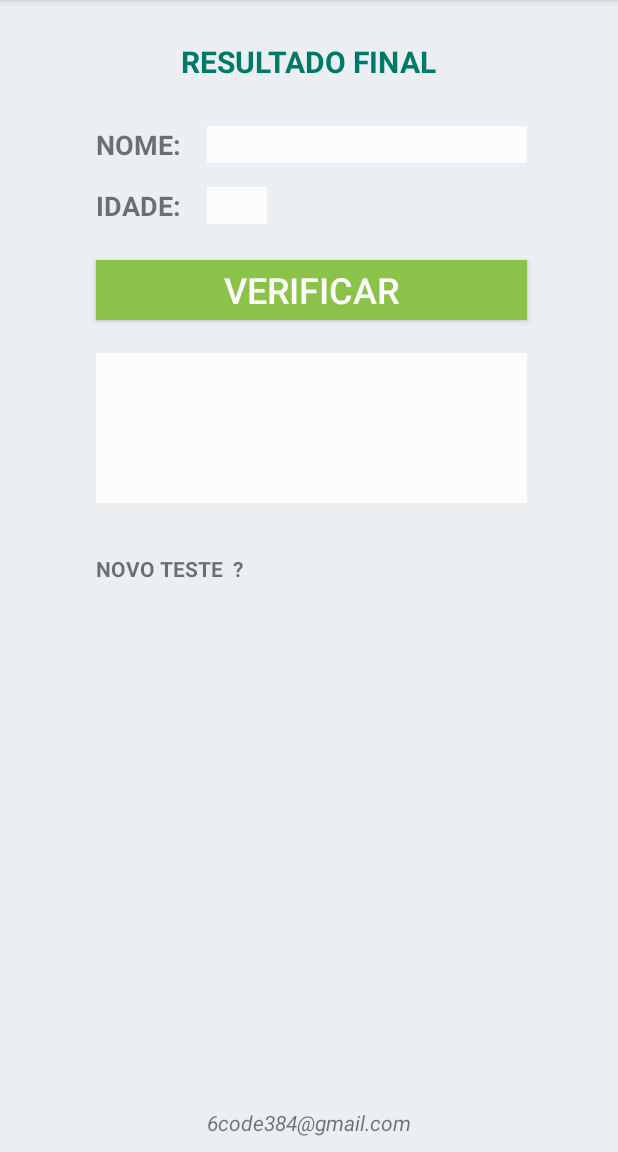
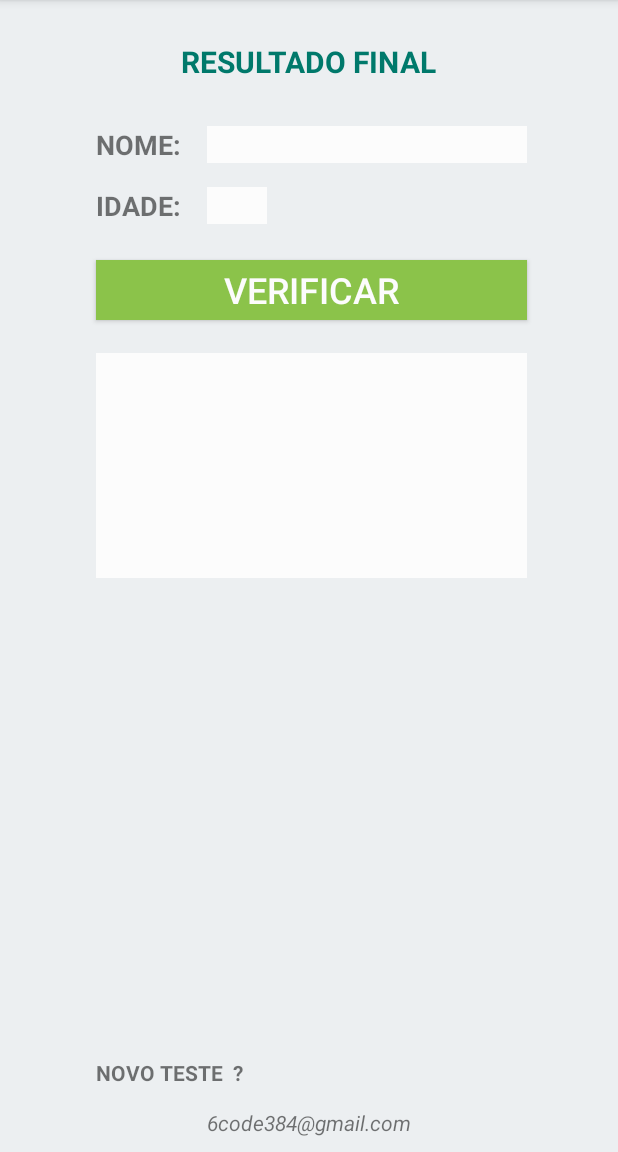
Before and after one commit to 6code/rafaela, an Android app: the ResultadoActivity screen opened directly, with no data from a screen before it, on a phone screen of 412 x 824 dp, the part 84-1236 px from its top. Run offline under Robolectric (Android 15) with nearby library versions, the phone set to English and light mode, and no system bars; libraries missing offline, so code that uses them is left out: jxl.read.biff, jxl.write, jxl.write.biff; 17 statements that could not run were skipped.

```diff
--- a/app/src/main/java/com/developer/image/rafaela/act/ResultadoActivity.java
+++ b/app/src/main/java/com/developer/image/rafaela/act/ResultadoActivity.java
@@ -93,8 +93,16 @@ public class ResultadoActivity extends AppCompatActivity {
 
                     c.setNome(nome.getText().toString()); //seta o nome digitado
                     c.setIdade(Integer.valueOf(idade.getText().toString())); //seta idade digitada
+
+                    // chama os metodos de calcular os indices
+                    c.calcularC10M();
+                    c.calcularLPS();
+                    c.calcularLPDV();
+                    c.calcularVTC();
+                    c.calcularLCLC();
                     c.calcularIG(); //calcula o IG
-                    resultado.setText(c.getResultadoIG()); //seta msg de resultado no textView
+
+                    resultado.setText(c.getResultadoGeral()); //seta msg de resultado no textView
                     InserirTabela(); //insere o resultado na tabela
 
                 }
@@ -137,14 +145,15 @@ public class ResultadoActivity extends AppCompatActivity {
         WritableSheet plan = wb.getSheet(0);
 
         //cria celula por celula e insere os valores
-        Label label1 = new Label(0,0,"NOME");
-        Label label2 = new Label(1,0,"IDADE");
+        Label label1 = new Label(0, 0, "Nome:");
+        Label label2 = new Label(1, 0, "Idade:");
         Label label3 = new Label(2,0,"C10M(ms)");
         Label label4 = new Label(3,0,"LPS(ms)");
         Label label5 = new Label(4,0,"LPDV(ms)");
         Label label6 = new Label(5,0,"VTC(ms)");
         Label label7 = new Label(6,0,"LCLC(ms)");
-        Label label8 = new Label(7,0,"RESULTADO+IG");
+        Label label8 = new Label(7, 0, "IG(score)");
+        Label label9 = new Label(8, 0, " - "); //celula para indicar o final
 
         // Como o método pode levantar exceção '
         // iremos coloca-lo dentro de um try/catch
@@ -159,6 +168,7 @@ public class ResultadoActivity extends AppCompatActivity {
             plan.addCell(label6);
             plan.addCell(label7);
             plan.addCell(label8);
+            plan.addCell(label9);
 
             wb.write(); //escreve
             wb.close(); //e fecha o arquivo
@@ -193,14 +203,15 @@ public class ResultadoActivity extends AppCompatActivity {
 
             WritableSheet plan1 = wb.getSheet(0);
 
-            Label nome = new Label(0, j, c.getNome() + "");
-            Label idade = new Label(1, j, c.getIdade() + "");
-            Label teste1 = new Label(2, j, c.getC10M() + "");
-            Label teste2 = new Label(3, j, c.getLPS() + "");
-            Label teste3 = new Label(4, j, c.getLPDV() + "");
-            Label teste4 = new Label(5, j, c.getVTC() + "");
-            Label teste5 = new Label(6, j, c.getLCLC() + "");
-            Label resultado = new Label(7, j, c.getResultadoIG());
+            Label nome = new Label(0, j, c.getNome() + " ");
+            Label idade = new Label(1, j, c.getIdade() + " ");
+            Label teste1 = new Label(2, j, c.getC10M() + " " + c.getResultadoC10M());
+            Label teste2 = new Label(3, j, c.getLPS() + " " + c.getResultadoLPS());
+            Label teste3 = new Label(4, j, c.getLPDV() + " " + c.getResultadoLPDV());
+            Label teste4 = new Label(5, j, c.getVTC() + " " + c.getResultadoVTC());
+            Label teste5 = new Label(6, j, c.getLCLC() + " " + c.getResultadoLCLC());
+            Label resultado = new Label(7, j, c.getIG() + " " + c.getResultadoIG());
+            Label label9 = new Label(8, j, " - ");
 
 
             plan1.addCell(nome);
@@ -211,6 +222,7 @@ public class ResultadoActivity extends AppCompatActivity {
             plan1.addCell(teste4);
             plan1.addCell(teste5);
             plan1.addCell(resultado);
+            plan1.addCell(label9);
 
             wb.write(); //grava
             wb.close(); //fecha
--- a/app/src/main/res/layout/activity_main2.xml
+++ b/app/src/main/res/layout/activity_main2.xml
@@ -48,7 +48,7 @@
     <TextView
         android:id="@+id/resultado"
         android:layout_width="match_parent"
-        android:layout_height="100dp"
+        android:layout_height="150dp"
         android:layout_alignEnd="@+id/nome"
         android:layout_alignLeft="@+id/verificar"
         android:layout_alignRight="@+id/nome"
@@ -58,7 +58,7 @@
         android:background="@color/cor"
         android:textAllCaps="true"
         android:textColor="@color/colorAccent"
-        android:textSize="30sp"
+        android:textSize="16sp"
         android:textStyle="bold" />
 
     <EditText
@@ -118,10 +118,10 @@
         android:id="@+id/novoteste"
         android:layout_width="wrap_content"
         android:layout_height="wrap_content"
+        android:layout_above="@+id/textView17"
         android:layout_alignLeft="@+id/resultado"
         android:layout_alignStart="@+id/resultado"
-        android:layout_below="@+id/resultado"
-        android:layout_marginTop="34dp"
+        android:layout_marginBottom="14dp"
         android:text="NOVO TESTE  ?"
         android:textAllCaps="true"
         android:textStyle="bold" />
```
Also changed, not shown: app/src/main/java/com/developer/image/rafaela/model/CalculaIndices.java (+43 -25 lines).
